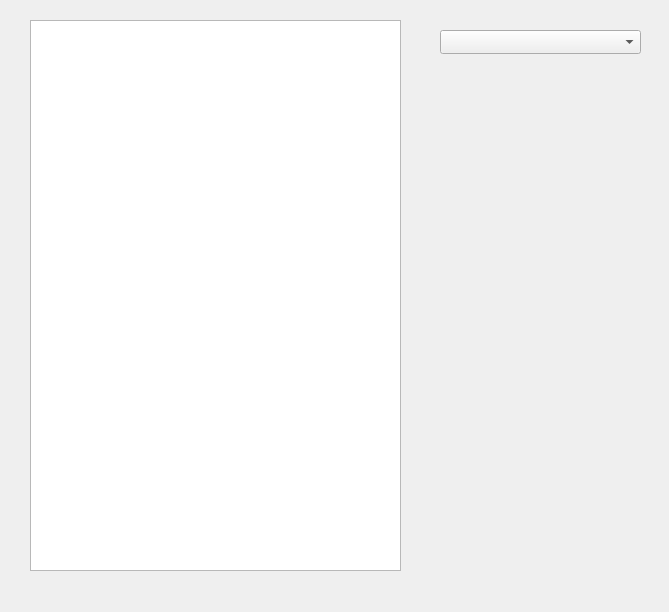
Qt form source/divisionDialog/divisionDialog.ui (MeisterDude/SteelDivisionModder) before a commit.
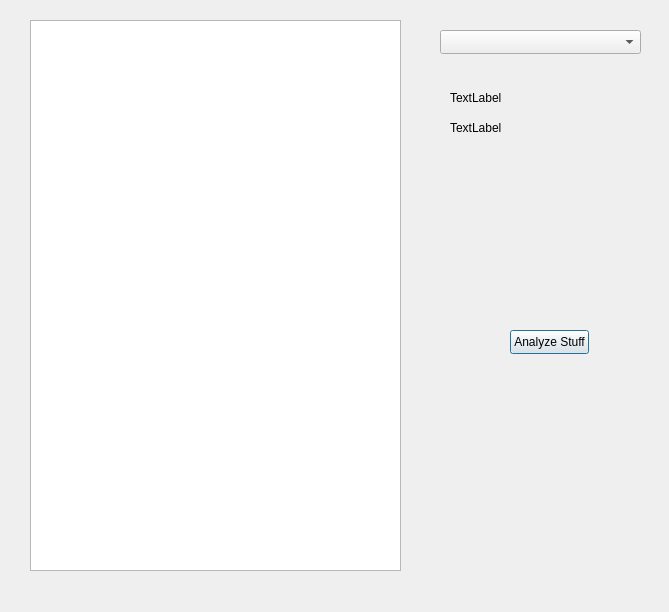
The same form after that commit.

What changed in the file:
```diff
--- a/source/divisionDialog/divisionDialog.ui
+++ b/source/divisionDialog/divisionDialog.ui
@@ -33,6 +33,45 @@
     </rect>
    </property>
   </widget>
+  <widget class="QPushButton" name="analyzeButton">
+   <property name="geometry">
+    <rect>
+     <x>510</x>
+     <y>330</y>
+     <width>79</width>
+     <height>24</height>
+    </rect>
+   </property>
+   <property name="text">
+    <string>Analyze Stuff</string>
+   </property>
+  </widget>
+  <widget class="QLabel" name="divisionLabel">
+   <property name="geometry">
+    <rect>
+     <x>450</x>
+     <y>90</y>
+     <width>191</width>
+     <height>16</height>
+    </rect>
+   </property>
+   <property name="text">
+    <string>TextLabel</string>
+   </property>
+  </widget>
+  <widget class="QLabel" name="divisionRulesLabel">
+   <property name="geometry">
+    <rect>
+     <x>450</x>
+     <y>120</y>
+     <width>191</width>
+     <height>16</height>
+    </rect>
+   </property>
+   <property name="text">
+    <string>TextLabel</string>
+   </property>
+  </widget>
  </widget>
  <resources/>
  <connections/>
```
Left out of the diff: 4 changed lines with no effect on the pictures.
